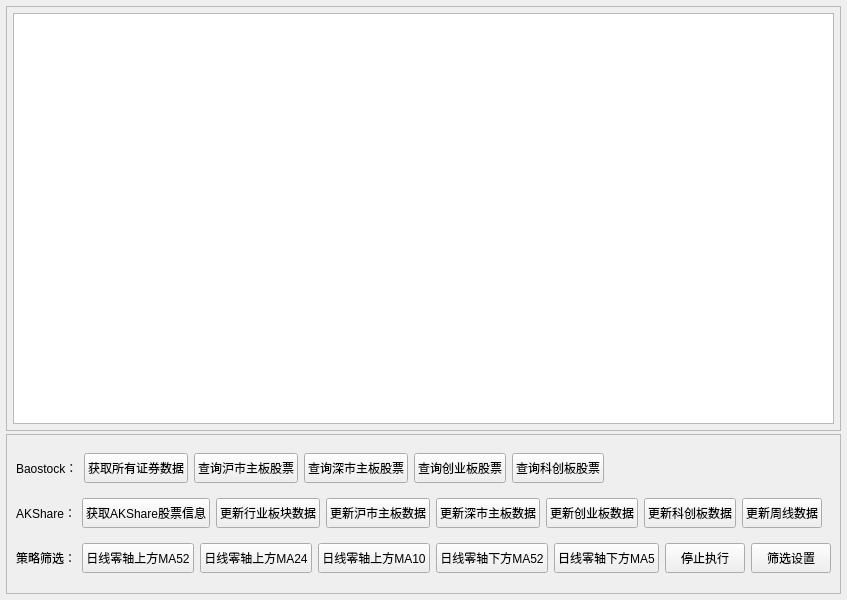
First picture: the form in gui/qt_widgets/main/MainWidget.ui, repository Daydreamer-AI/MPolicy, before the edit.
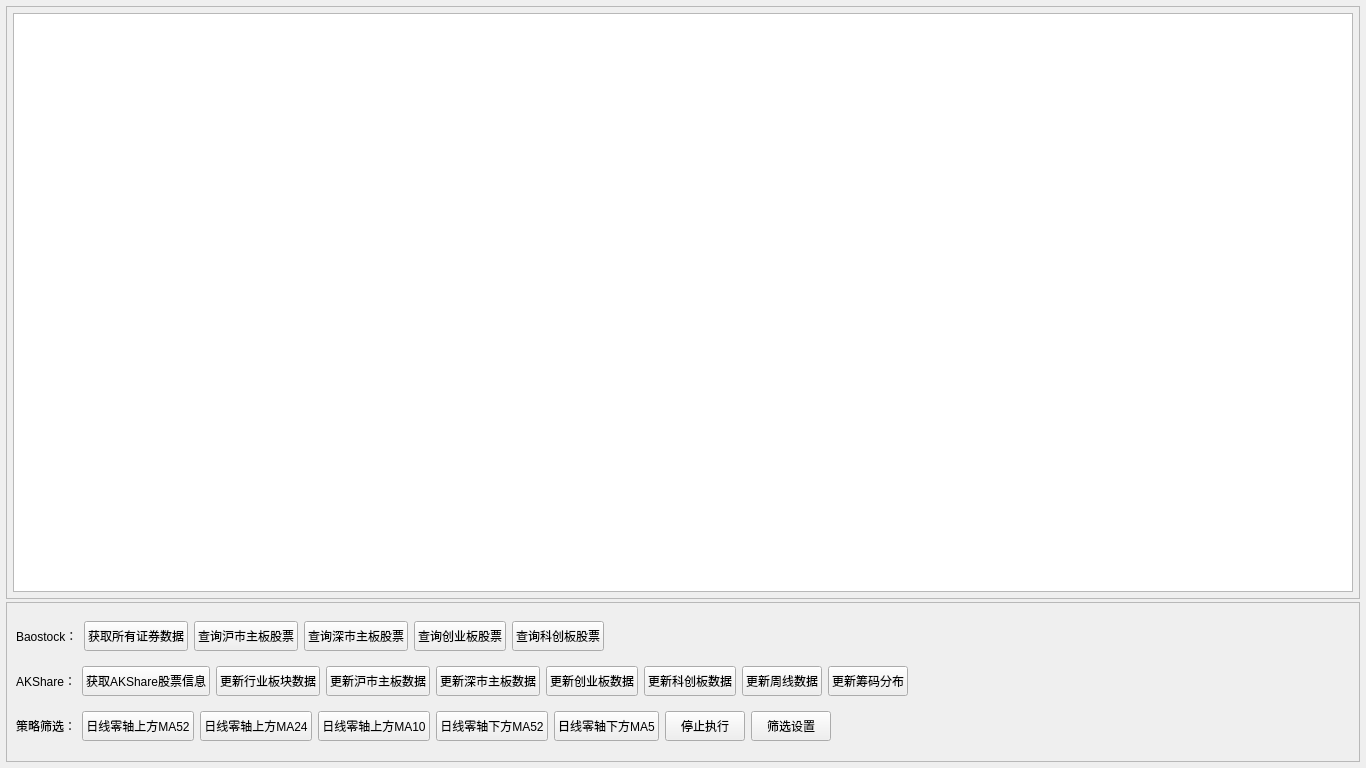
Second picture: the form after the edit.

Commit message: 每日股票数据更新；添加东方财富筹码分布接口

What changed in the file:
```diff
--- a/gui/qt_widgets/main/MainWidget.ui
+++ b/gui/qt_widgets/main/MainWidget.ui
@@ -6,8 +6,8 @@
    <rect>
     <x>0</x>
     <y>0</y>
-    <width>816</width>
-    <height>600</height>
+    <width>1366</width>
+    <height>768</height>
    </rect>
   </property>
   <property name="windowTitle">
@@ -345,6 +345,25 @@
           </property>
          </widget>
         </item>
+        <item>
+         <widget class="QPushButton" name="btn_update_chip_distribution_data_eastmoney">
+          <property name="minimumSize">
+           <size>
+            <width>0</width>
+            <height>30</height>
+           </size>
+          </property>
+          <property name="maximumSize">
+           <size>
+            <width>16777215</width>
+            <height>30</height>
+           </size>
+          </property>
+          <property name="text">
+           <string>更新筹码分布</string>
+          </property>
+         </widget>
+        </item>
         <item>
          <spacer name="horizontalSpacer_3">
           <property name="orientation">
```
The commit also changes 6266 other files.
